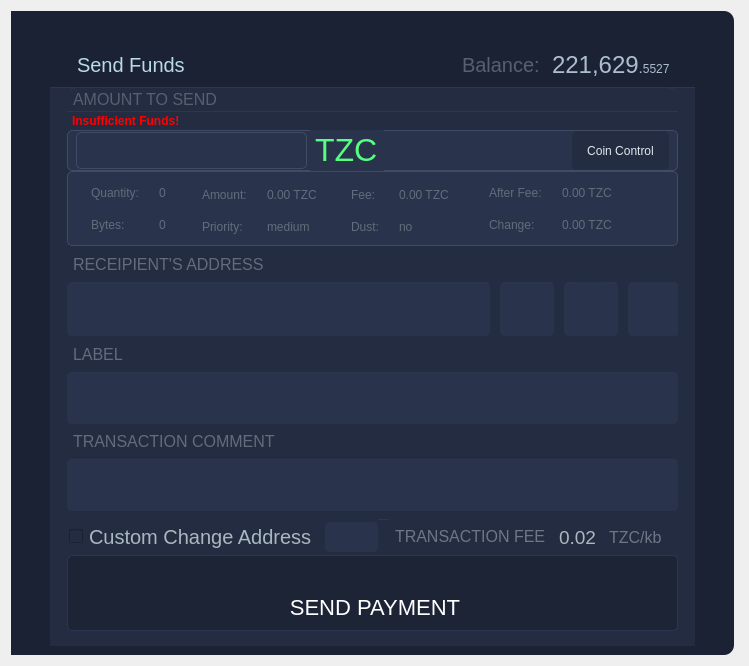
Above: src/qt/forms/sendcoinsdialog.ui from TrezarCoin/TrezarCoin before the change. Below: the same form after it.
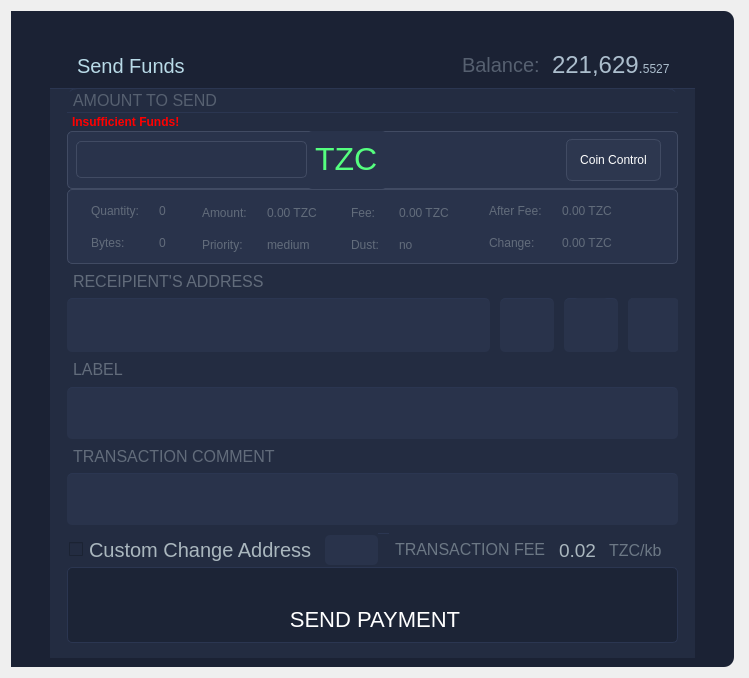
That is the form after the change. Icons and pictures are not drawn. Custom widgets are drawn as their Qt base class.

```diff
--- a/src/qt/forms/sendcoinsdialog.ui
+++ b/src/qt/forms/sendcoinsdialog.ui
@@ -10,7 +10,7 @@
     <x>0</x>
     <y>0</y>
     <width>749</width>
-    <height>666</height>
+    <height>678</height>
    </rect>
   </property>
   <property name="windowTitle">
@@ -343,17 +343,14 @@
   0px 1px 4px 0px rgba(0, 0, 0, 0.1) inset !important;
 }
 QPushButton{
-background:#232c41;
-border: none;
-padding:2px;
-border-radius: 5px;
-height:35px;
-padding-left:15px;
-padding-right:15px;
-box-shadow: 0px 0px 0px 1px rgba(0, 0, 0, 0.1) inset,
-  0px 1px 4px 0px rgba(0, 0, 0, 0.1) inset !important;
+background:#2d374f;
+padding:13px;
+border-radius:6px;
+color:#fff;
+margin:8px
 }
 
+
 </string>
                             </property>
                             <property name="text">
```
Left out of the diff: 10 changed lines with no effect on the pictures.
